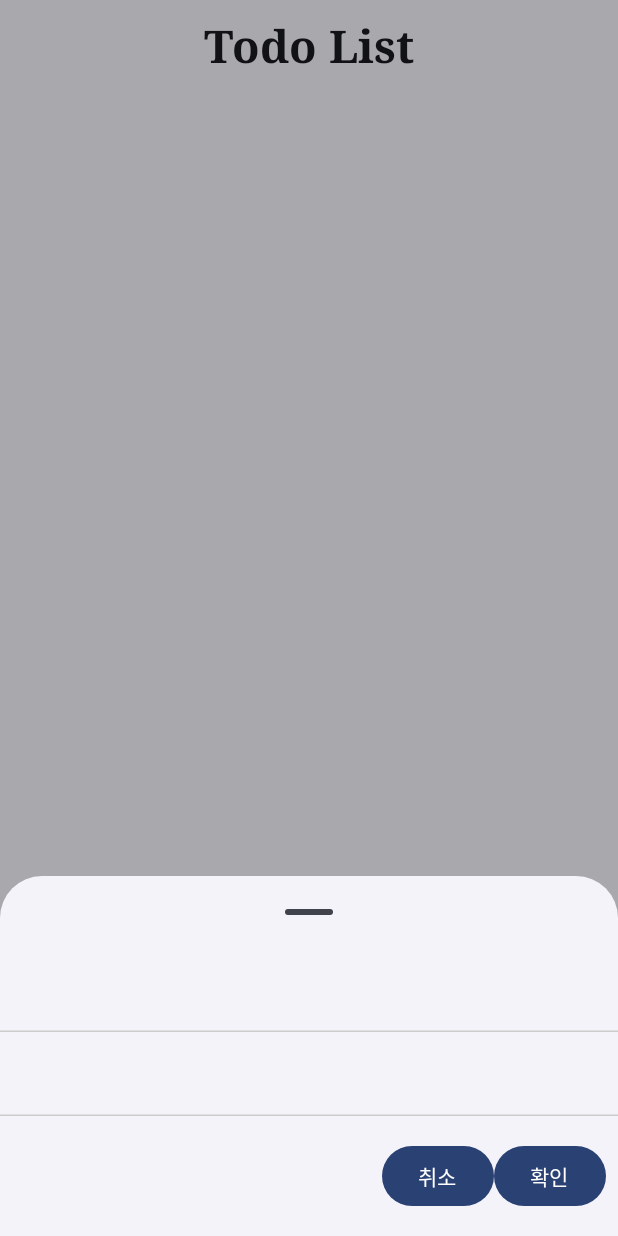
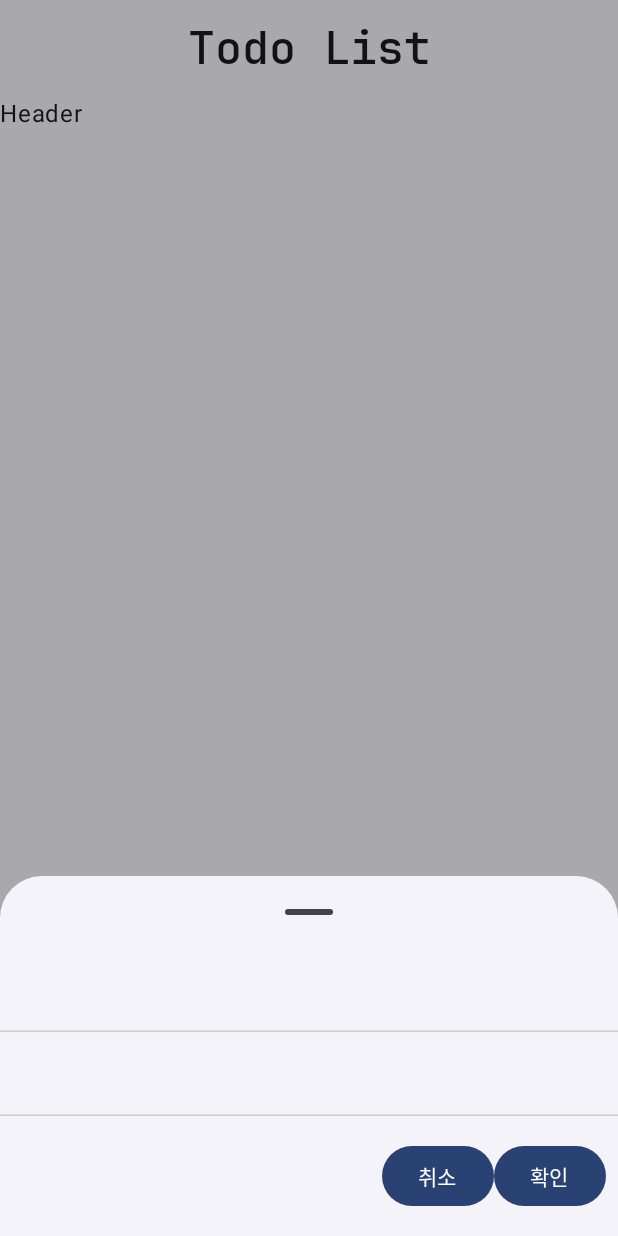
Before and after one commit to vmkmym/android-templates, an Android app built with Jetpack Compose: the screen it shows after launch (MainActivity), after a tap on "Add Todo", on a phone screen of 412 x 824 dp. Run offline under Robolectric (Android 15) with nearby library versions, the phone set to English and light mode, and no system bars.

Commit message:
style: add font/jetbrains.ttf. refactoring TodoListScreen
- fontFamily = FontFamily(Font(R.font.jetbrains))

```diff
--- a/app/src/main/java/com/example/composeproject/view/TodoListScreen.kt
+++ b/app/src/main/java/com/example/composeproject/view/TodoListScreen.kt
@@ -23,6 +23,7 @@ import androidx.compose.material3.Icon
 import androidx.compose.material3.ModalBottomSheet
 import androidx.compose.material3.RadioButton
 import androidx.compose.material3.Scaffold
+import androidx.compose.material3.SheetState
 import androidx.compose.material3.Text
 import androidx.compose.material3.TextField
 import androidx.compose.material3.TextFieldDefaults
@@ -37,13 +38,16 @@ import androidx.compose.ui.Alignment
 import androidx.compose.ui.Modifier
 import androidx.compose.ui.graphics.Color
 import androidx.compose.ui.text.TextStyle
+import androidx.compose.ui.text.font.Font
 import androidx.compose.ui.text.font.FontFamily
 import androidx.compose.ui.text.font.FontWeight
 import androidx.compose.ui.text.input.ImeAction
 import androidx.compose.ui.unit.dp
 import androidx.compose.ui.unit.sp
+import com.example.composeproject.R
 import com.example.composeproject.model.TodoItem
 import com.example.composeproject.viewmodel.TodoViewModel
+import kotlinx.coroutines.CoroutineScope
 import kotlinx.coroutines.launch
 
 @Composable
@@ -67,18 +71,46 @@ fun TodoListScreen(viewModel: TodoViewModel) {
         LazyColumn(
             modifier = Modifier.padding(contentPadding)
         ) {
+            item {
+                // Add your header here
+                Text("Header")
+            }
             if (showBottomSheet) {
                 item {
+                    ModalSheet(sheetState, viewModel, scope) {
+                        showBottomSheet = false
+                    }
+                }
+            }
+            items(viewModel.todoItems.value) { todoItem ->
+                TodoListCard(todoItem, viewModel)
+            }
+        }
+    }
+}
+
+@ExperimentalMaterial3Api
+@Composable
+private fun ModalSheet(
+    sheetState: SheetState,
+    viewModel: TodoViewModel,
+    scope: CoroutineScope,
+    onDismissRequest: () -> Unit
+) {
     ModalBottomSheet(
         sheetState = sheetState,
-                        onDismissRequest = { showBottomSheet = false },
+        onDismissRequest = onDismissRequest,
         content = {
             Column {
                 TextField(
                     value = viewModel.title,
                     onValueChange = viewModel::updateTitle,
                     maxLines = 1,
-                                    textStyle = TextStyle(color = Color.Black, fontSize = 16.sp),
+                    textStyle = TextStyle(
+                        color = Color.Black,
+                        fontSize = 16.sp,
+                        fontFamily = FontFamily(Font(R.font.jetbrains))
+                    ),
                     colors = transparentTextFieldColors(),
                     modifier = Modifier.fillMaxWidth(),
                     keyboardOptions = KeyboardOptions(imeAction = ImeAction.Done)
@@ -87,7 +119,11 @@ fun TodoListScreen(viewModel: TodoViewModel) {
                     value = viewModel.description,
                     onValueChange = viewModel::updateDescription,
                     maxLines = Int.MAX_VALUE,
-                                    textStyle = TextStyle(color = Color.DarkGray, fontSize = 14.sp),
+                    textStyle = TextStyle(
+                        color = Color.DarkGray,
+                        fontSize = 14.sp,
+                        fontFamily = FontFamily(Font(R.font.jetbrains))
+                    ),
                     colors = transparentTextFieldColors(),
                     modifier = Modifier.fillMaxWidth(),
                     keyboardOptions = KeyboardOptions(imeAction = ImeAction.Done)
@@ -95,7 +131,12 @@ fun TodoListScreen(viewModel: TodoViewModel) {
                 Row(
                     modifier = Modifier
                         .align(Alignment.End)
-                                        .padding(top = 16.dp, bottom = 16.dp, start = 8.dp, end = 8.dp),
+                        .padding(
+                            top = 16.dp,
+                            bottom = 16.dp,
+                            start = 8.dp,
+                            end = 8.dp
+                        ),
                 ) {
                     Button(
                         onClick = { scope.launch { sheetState.hide() } }
@@ -114,13 +155,6 @@ fun TodoListScreen(viewModel: TodoViewModel) {
             }
         }
     )
-                }
-            }
-            items(viewModel.todoItems.value) { todoItem ->
-                TodoListCard(todoItem, viewModel)
-            }
-        }
-    }
 }
 
 @Composable
@@ -141,18 +175,27 @@ fun TodoListCard(todoItem: TodoItem?, viewModel: TodoViewModel) {
                 todoItem?.let {
                     Text(
                         text = it.title,
-                        style = TextStyle(color = Color.Black, fontSize = 20.sp),
-                        modifier = Modifier.fillMaxWidth()
+                        style = TextStyle(
+                            color = Color.Black,
+                            fontSize = 20.sp,
+                            fontFamily = FontFamily(Font(R.font.jetbrains))
+                        )
                     )
                     Text(
                         text = it.description,
-                        style = TextStyle(color = Color.DarkGray, fontSize = 16.sp),
-                        modifier = Modifier.fillMaxWidth()
+                        style = TextStyle(
+                            color = Color.DarkGray,
+                            fontSize = 16.sp,
+                            fontFamily = FontFamily(Font(R.font.jetbrains))
+                        )
                     )
                     Text(
                         text = it.formattedDate,
-                        style = TextStyle(color = Color.LightGray, fontSize = 11.sp),
-                        modifier = Modifier.fillMaxWidth()
+                        style = TextStyle(
+                            color = Color.LightGray,
+                            fontSize = 11.sp,
+                            fontFamily = FontFamily(Font(R.font.jetbrains))
+                        )
                     )
                 }
                 Spacer(modifier = Modifier.padding(8.dp))
@@ -171,7 +214,7 @@ fun TopBar() {
                 text = "Todo List",
                 fontSize = 30.sp,
                 fontWeight = FontWeight.Bold,
-                fontFamily = FontFamily.Serif
+                fontFamily = FontFamily(Font(R.font.jetbrains))
             )
         }
     )
```
Also changed, not shown: app/src/main/java/com/example/composeproject/ui/theme/Type.kt (line endings or trailing spaces), app/src/main/res/font/jetbrains.ttf (added). Lines whose indentation alone changed are shown as unchanged.
